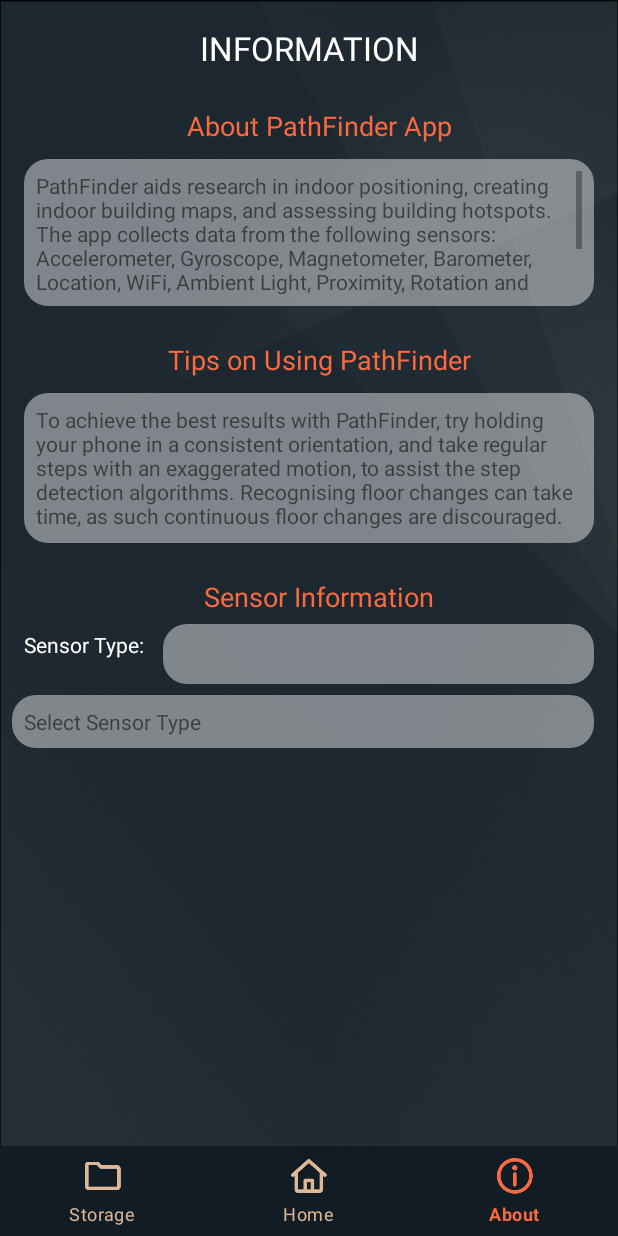
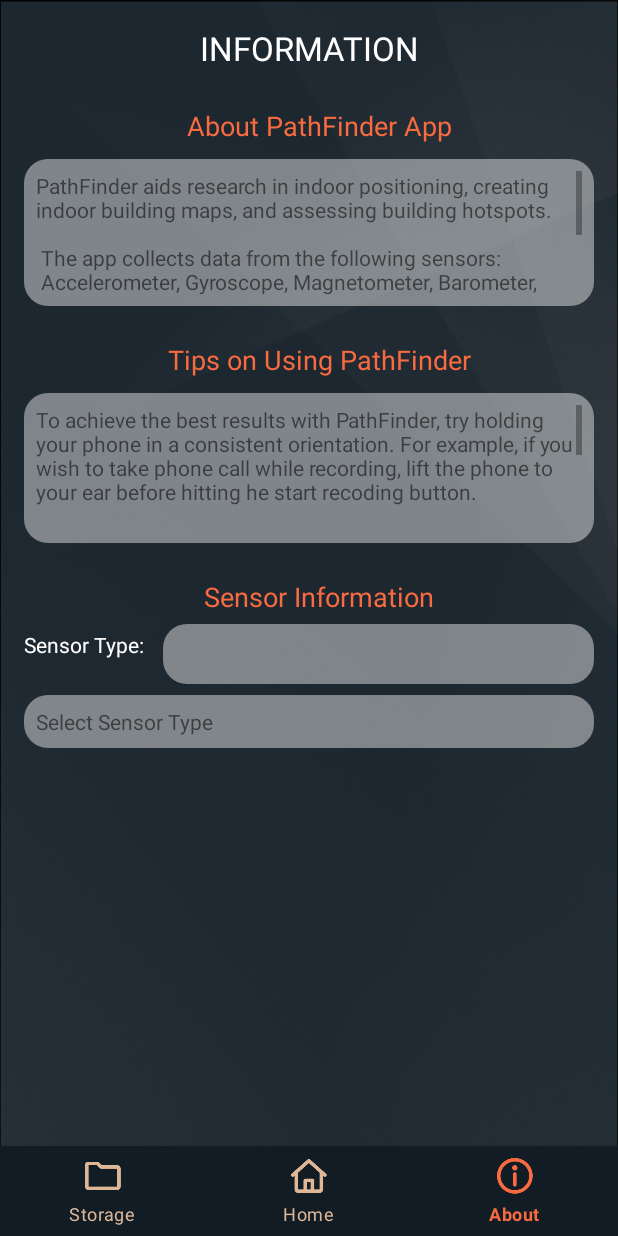
Before and after one commit to WestonEverett/DataCollectionPDR, an Android app: the DashBoard screen opened directly, with no data from a screen before it, item 3 of the bottom bar chosen, on a phone screen of 412 x 824 dp. Run offline under Robolectric (Android 15) with nearby library versions, the phone set to English and light mode, and no system bars; libraries missing offline, so code that uses them is left out: com.androidplot.xy; 1 statement that could not run was skipped.

Commit message:
UI comments finished plus small fixes

```diff
--- a/app/src/main/java/com/example/datacollectionpdr/DashBoard.java
+++ b/app/src/main/java/com/example/datacollectionpdr/DashBoard.java
@@ -1,82 +1,75 @@
 package com.example.datacollectionpdr;
 
-import androidx.annotation.NonNull;
-import androidx.annotation.Nullable;
-import androidx.appcompat.app.AppCompatActivity;
-import androidx.fragment.app.FragmentTransaction;
-
-import android.app.Activity;
 import android.content.Intent;
 import android.graphics.Color;
 import android.os.Bundle;
 import android.util.Log;
-import android.view.LayoutInflater;
 import android.view.MenuItem;
 import android.view.View;
-import android.view.ViewGroup;
 import android.widget.AdapterView;
 import android.widget.ArrayAdapter;
 import android.widget.Button;
 import android.widget.Spinner;
 import android.widget.TextView;
-import android.widget.Toast;
+
+import androidx.annotation.NonNull;
+import androidx.appcompat.app.AppCompatActivity;
 
 import com.androidplot.xy.XYPlot;
-import com.example.datacollectionpdr.data.Traj;
-import com.example.datacollectionpdr.nativedata.PDRStep;
 import com.example.datacollectionpdr.nativedata.TrajectoryNative;
-import com.example.datacollectionpdr.nativedata.UserPositionData;
 import com.example.datacollectionpdr.serializationandserver.FileManager;
 import com.example.datacollectionpdr.serializationandserver.ServerManager;
-import com.google.android.gms.maps.model.BitmapDescriptorFactory;
 import com.google.android.material.bottomnavigation.BottomNavigationView;
 
 import java.io.IOException;
+import java.util.Objects;
 
+
+/**
+ * Class for the activity where past saved files with trajectories can be viewed and managed
+ */
 public class DashBoard extends AppCompatActivity implements View.OnClickListener{
 
-    String[] files;
-    XYPlot plot;
-    TrajectoryNative trajectoryNative;
-    Spinner dropdown;                               //initialise dropdown menu
-    String currentDisplayFile;                    //initialise string with the currently selected sensor
+    String[] files;                      //string array with stored trajectories
+    XYPlot plot;                         //plot for displaying the trajectories
+    TrajectoryNative trajectoryNative;   //trajectory object
+    Spinner dropdown;                    //dropdown menu
+    String currentDisplayFile;           //string with the currently selected file
 
     Button sendButton;                  //Send Button
     Button loadButton;                  //Load Button
-    Button deleteButton;               //Delete Button
+    Button deleteButton;                //Delete Button
 
-    //TODO hook up to UI, add displays for other information like data ID, duration, etc
+    //TODO add displays for other information like data ID, duration, etc
+
     /** on create function to set up the view for activity and initialise all the elements*/
     @Override
     protected void onCreate(Bundle savedInstanceState) {
         super.onCreate(savedInstanceState);
 
-        files = FileManager.seeFiles(getApplicationContext());
+        files = FileManager.seeFiles(getApplicationContext());  //create a list of fies found in the memory
 
-        setContentView(R.layout.activity_dashboard);    //Set up view from activity_dashboard xml
+        setContentView(R.layout.activity_dashboard);  //Set up view from activity_dashboard xml
 
-        getSupportActionBar().hide();   //Hide app bar
+        Objects.requireNonNull(getSupportActionBar()).hide();                 //Hide app bar
 
-        currentDisplayFile = null;
-        dropdown = findViewById(R.id.spinner_files);// initialize drop down menureference:
-        initspinnerfooter();                        //set up the menu
+        currentDisplayFile = null;                   //initialise dropdown with nothing choosen
+        dropdown = findViewById(R.id.spinner_files); // initialize drop down menu reference:
+        initspinnerfooter();                         //set up the drop down menu
 
-        sendButton = findViewById(R.id.button_sendfromfile);
-        sendButton.setOnClickListener(this);
+        sendButton = findViewById(R.id.button_sendfromfile);    //Initialise button for sending to server
+        sendButton.setOnClickListener(this);                    //set button listener
 
-        loadButton = findViewById(R.id.button_load);
-        loadButton.setOnClickListener(this);
+        loadButton = findViewById(R.id.button_load);            //Initialise button for sending to server
+        loadButton.setOnClickListener(this);                    //set button listener
 
-        deleteButton = findViewById(R.id.button_delete);
-        deleteButton.setOnClickListener(this);
+        deleteButton = findViewById(R.id.button_delete);        //Initialise button for sending to server
+        deleteButton.setOnClickListener(this);                  //set button listener
 
-        plot = (XYPlot) findViewById(R.id.plot3);
+        plot = (XYPlot) findViewById(R.id.plot3);               //initialise plot for displaying trajectory
 
-
-        // Initialize and assign variable
-        BottomNavigationView bottomNavigationView=findViewById(R.id.bottom_navigation);
-        // Set Dashboard selected
-        bottomNavigationView.setSelectedItemId(R.id.dashboard);
+        BottomNavigationView bottomNavigationView=findViewById(R.id.bottom_navigation); //initialise bottom navigation
+        bottomNavigationView.setSelectedItemId(R.id.dashboard);     // Set Dashboard page selected on the bottom menu
 
         // Perform Bottom navigation item selected listener
         bottomNavigationView.setOnNavigationItemSelectedListener(new BottomNavigationView.OnNavigationItemSelectedListener() {
@@ -100,17 +93,16 @@
         });
     }
 
-
     /**function dealing with buttons actions - its outcome depends on the button clicked*/
     @Override
     public void onClick(View v) {
         //do what you want to do when button is clicked
         switch (v.getId()) {
-            case R.id.button_sendfromfile:
+            case R.id.button_sendfromfile:  //send button -> send selected file to server
                 ServerManager.sendData(this.trajectoryNative, MainActivity.serverKeyString);
                 break;
 
-            case R.id.button_load:
+            case R.id.button_load: //load button -> show trajectory saved in the chosen graph on the plot
                 Log.e("button", "Starting load of " + currentDisplayFile);
                 try{
                     this.trajectoryNative = FileManager.getTrajectoryFile(getApplicationContext(), currentDisplayFile);
@@ -119,7 +111,7 @@
                     Log.e("Load Failure", e.toString());
                 }
 
-            case R.id.button_delete:
+            case R.id.button_delete: //delete button -> delete the chosen file
                 //try{
                     //TODO delete the file
                 ///} catch (IOException e) {
@@ -129,39 +121,32 @@
     }
 
 
-    //TODO to get stuff from server
-
-    //TODO list display for files
-
-
-
-    /**set up back button to go to home page*/
+    /**set up back button to go to home page when its clicked*/
     @Override
     public void onBackPressed()
     {
-        startActivity(new Intent(getApplicationContext(),MainActivity.class));
+        startActivity(new Intent(getApplicationContext(),MainActivity.class));  //go to the home page (main activity)
         overridePendingTransition(0,0);
     }
 
-    /**function that sets up the drop down menu allowing user to pick the sensor which data is displayed
-     */
+    /**function that sets up the drop down menu allowing user to pick the sensor which data is displayed*/
     private void initspinnerfooter() {
 
         //get the layout element
-        ArrayAdapter<String> adapter = new ArrayAdapter<String>(this, android.R.layout.simple_spinner_item, files);
-        dropdown.setAdapter(adapter);   //set up view adater
+        ArrayAdapter<String> adapter = new ArrayAdapter<>(this, android.R.layout.simple_spinner_item, files);
+        dropdown.setAdapter(adapter);   //set up view adapter
 
-        //when a new item is selected from the menu
+        //when a new item is selected from the menu look for the position selected and put corresponding name to string
         dropdown.setOnItemSelectedListener(new AdapterView.OnItemSelectedListener() {
             @Override
             public void onItemSelected(AdapterView<?> parent, View view, int position, long id) {
-                Log.v("item", (String) parent.getItemAtPosition(position));     //check which item choosen
+                Log.v("item", (String) parent.getItemAtPosition(position));     //check which item chosen
                 ((TextView) parent.getChildAt(0)).setTextColor(Color.BLACK);   //display the selected item when drop down menu rolled up
 
-                currentDisplayFile=(String) parent.getItemAtPosition(position);   //update the string indicating the choosen sensor
+                currentDisplayFile=(String) parent.getItemAtPosition(position);   //update the string indicating the chosen file
             }
 
-            //set the default seected sensor
+            //set the default selected file to the first item on the list
             @Override
             public void onNothingSelected(AdapterView<?> parent) {
                 currentDisplayFile = files[1];
--- a/app/src/main/java/com/example/datacollectionpdr/MainActivity.java
+++ b/app/src/main/java/com/example/datacollectionpdr/MainActivity.java
@@ -12,8 +12,8 @@
 
     private static final int REQUEST_ID_READ_WRITE_PERMISSION = 99;
     public static String serverKeyString= "6xJi8iwetoU6miQZyduemQ"; //String to store server ID (set to default at initialisation)
-    public static String fileNameString="EnterFileName";    //String for filename
-    //TODO do the default string automatically be given by rec time etc - in review fragment
+    public static String fileNameString="File Name";    //String for filename
+
 
     /**Initialise view and navigation items in the activity*/
     @Override
--- a/app/src/main/java/com/example/datacollectionpdr/ReviewFragment.java
+++ b/app/src/main/java/com/example/datacollectionpdr/ReviewFragment.java
@@ -76,6 +76,7 @@
 
         TextInputLayout textInputLayoutFile = view.findViewById(R.id.textInput_filename);  //Initialise file name text input
         textInputLayoutFile.setHint("Suggested Name: "+ MainActivity.fileNameString);      //set hint text
+        //TODO set he hint string to actual filename suggested
 
         trajectoryNative = ((RecordingActivity) requireActivity()).trajectoryNative;            //Get trajectory
         plot = (XYPlot) view.findViewById(R.id.plot2);                                      //Initialise plotXY
--- a/app/src/main/res/layout/activity_about.xml
+++ b/app/src/main/res/layout/activity_about.xml
@@ -149,7 +149,7 @@
             android:id="@+id/textView_sensorInfo"
             android:layout_width="0dp"
             android:layout_height="wrap_content"
-            android:layout_marginStart="8dp"
+            android:layout_marginStart="16dp"
             android:layout_marginTop="12dp"
             android:layout_marginEnd="16dp"
             android:background="@drawable/text_background"
--- a/app/src/main/res/values/strings.xml
+++ b/app/src/main/res/values/strings.xml
@@ -49,15 +49,24 @@
     <string name="aboutPage_title">INFORMATION  </string>
     <string name="aboutApp_title"> About PathFinder App </string>
     <string name="AboutApp_text"> PathFinder aids research in indoor positioning, creating indoor
-        building maps, and assessing building hotspots.\nThe app collects data from the following sensors:
-        Accelerometer, Gyroscope, Magnetometer, Barometer, Location, WiFi, Ambient Light, Proximity, Rotation and Activity data.\nThese data are used to trace your position as you walk around a building, and are submitted to an online database.</string>
+        building maps, and assessing building hotspots.\n \n
+        The app collects data from the following sensors:\n
+        Accelerometer, Gyroscope, Magnetometer, Barometer, Location, WiFi, Ambient Light, Proximity, Rotation
+        and Activity data.\n \n
+        These data are used to trace your position as you walk around a building, and are
+        submitted to an online database.</string>
     <string name="howToUse_title">Tips on Using PathFinder </string>
 
-    <string name="howToUse_text"> To achieve the best results with PathFinder, try holding your phone
-                                    in a consistent orientation, and take regular steps with an
-                                    exaggerated motion, to assist the step detection algorithms.
+    <string name="howToUse_text">  To achieve the best results with PathFinder, try holding your phone
+                                    in a consistent orientation. For example, if you wish to take phone call while recording,
+                                    lift the phone to your ear before hitting he start recoding button. \n \n
+                                    Try to take regular confident steps to assist the step detection algorithms.\n \n
                                     Recognising floor changes can take time, as such continuous floor
-                                    changes are discouraged.</string>
+                                    changes are discouraged.\n \n
+                                    To maximise the benefit of post processing trajectory corrections it is recommend to
+                                    finish the recording at a considerable distance from the start point - avoid walking in a loop.
+    </string>
+
     <string name="sensorInfo_title">Sensor Information  </string>
     <string name="sensorInfo_type">Sensor Type: </string>
     <string name="text_spiner_init">Select Sensor Type</string>
@@ -65,7 +74,7 @@
 
     <!-- Files Page -->
     <string name="savedTrajectories_title">Saved Trajectories Review</string>
-    <string name="textView_choosefileload">Choose saved file to view</string>
+    <string name="textView_choosefileload">Choose saved trajectory file to be displayed</string>
     <string name="Load_button">Load Trajectory</string>
     <string name="ButtonDelete">DELETE FILE</string>
 
```
Also changed, not shown: app/src/main/java/com/example/datacollectionpdr/SetLengthLongArray.java (+0 -9 lines), app/src/main/java/com/example/datacollectionpdr/StartRecFragment.java (+84 -54 lines), app/src/main/java/com/example/datacollectionpdr/UITools.java (+19 -11 lines), app/src/main/java/com/example/datacollectionpdr/ViewPagerAdapter.java (+11 -8 lines), app/src/main/res/layout/activity_dashboard.xml (+35 -24 lines).
